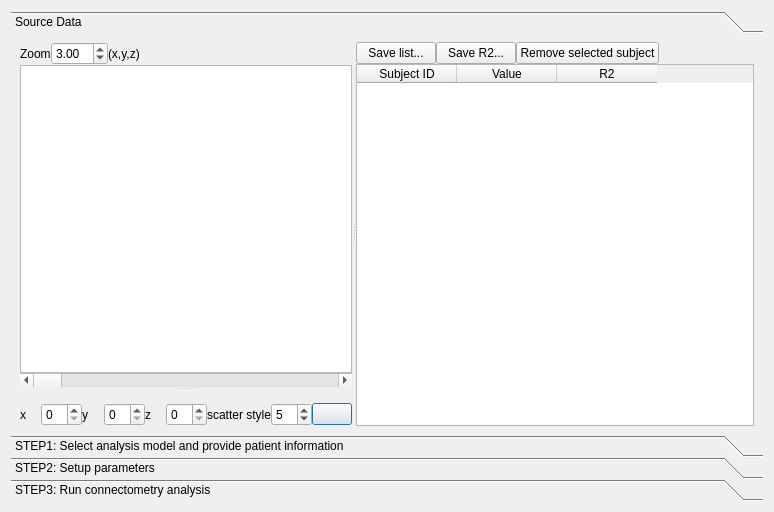
This is tracking/vbc_dialog.ui in frankyeh/DSI-Studio as Qt 5 draws it before an edit. The edited form follows.
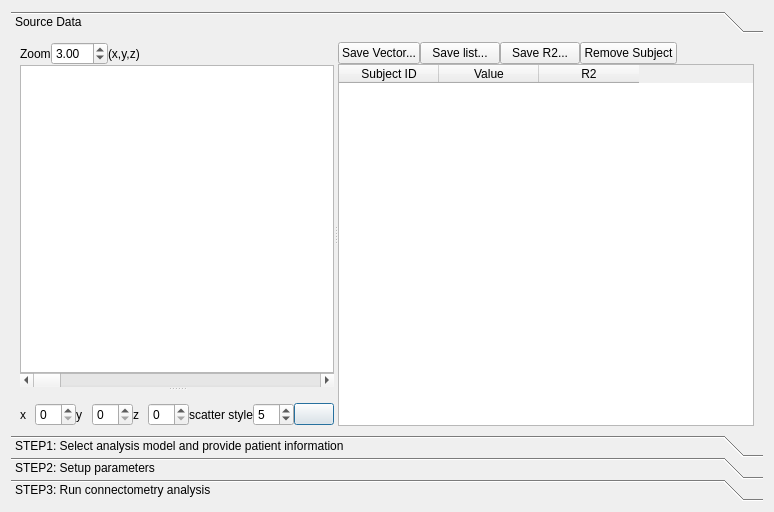
This is the edited form. Icons and pictures are not drawn. Custom widgets are drawn as their Qt base class.

The edit to the form file:
```diff
--- a/tracking/vbc_dialog.ui
+++ b/tracking/vbc_dialog.ui
@@ -46,8 +46,8 @@
           <rect>
            <x>0</x>
            <y>0</y>
-           <width>772</width>
-           <height>377</height>
+           <width>752</width>
+           <height>394</height>
           </rect>
          </property>
          <attribute name="label">
@@ -285,6 +285,13 @@
                    <property name="spacing">
                     <number>0</number>
                    </property>
+                   <item>
+                    <widget class="QPushButton" name="save_vector">
+                     <property name="text">
+                      <string>Save Vector...</string>
+                     </property>
+                    </widget>
+                   </item>
                    <item>
                     <widget class="QPushButton" name="save_name_list">
                      <property name="text">
@@ -302,7 +309,7 @@
                    <item>
                     <widget class="QPushButton" name="remove_sel_subject">
                      <property name="text">
-                      <string>Remove selected subject</string>
+                      <string>Remove Subject</string>
                      </property>
                      <property name="icon">
                       <iconset resource="../icons.qrc">
```
Left out of the diff: 12 changed lines with no effect on the pictures.
